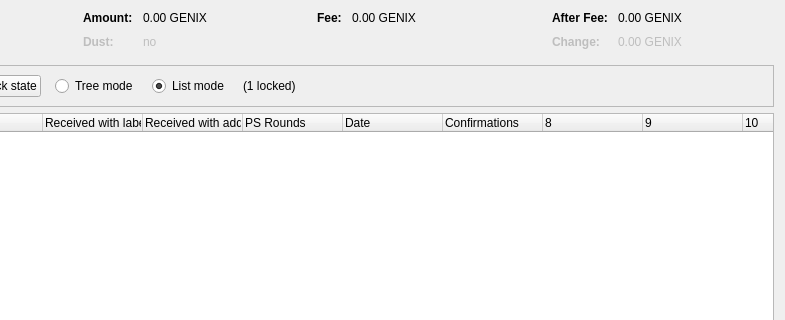
genix-project/genix, file src/qt/forms/coincontroldialog.ui: the form before one commit; both pictures show x 169 to 954 and y 0 to 320 of the 954 by 500 pixel window.
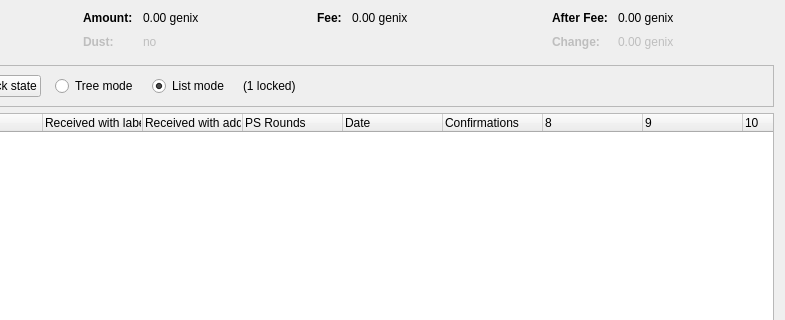
The form after the commit. Custom widgets are drawn as their Qt base class.

The edit to the form file:
```diff
--- a/src/qt/forms/coincontroldialog.ui
+++ b/src/qt/forms/coincontroldialog.ui
@@ -132,7 +132,7 @@
           <enum>Qt::ActionsContextMenu</enum>
          </property>
          <property name="text">
-          <string notr="true">0.00 GENIX</string>
+          <string notr="true">0.00 genix</string>
          </property>
          <property name="textInteractionFlags">
           <set>Qt::LinksAccessibleByMouse|Qt::TextSelectableByKeyboard|Qt::TextSelectableByMouse</set>
@@ -212,7 +212,7 @@
           <enum>Qt::ActionsContextMenu</enum>
          </property>
          <property name="text">
-          <string notr="true">0.00 GENIX</string>
+          <string notr="true">0.00 genix</string>
          </property>
          <property name="textInteractionFlags">
           <set>Qt::LinksAccessibleByMouse|Qt::TextSelectableByKeyboard|Qt::TextSelectableByMouse</set>
@@ -257,7 +257,7 @@
           <enum>Qt::ActionsContextMenu</enum>
          </property>
          <property name="text">
-          <string notr="true">0.00 GENIX</string>
+          <string notr="true">0.00 genix</string>
          </property>
          <property name="textInteractionFlags">
           <set>Qt::LinksAccessibleByMouse|Qt::TextSelectableByKeyboard|Qt::TextSelectableByMouse</set>
@@ -292,7 +292,7 @@
           <enum>Qt::ActionsContextMenu</enum>
          </property>
          <property name="text">
-          <string notr="true">0.00 GENIX</string>
+          <string notr="true">0.00 genix</string>
          </property>
          <property name="textInteractionFlags">
           <set>Qt::LinksAccessibleByMouse|Qt::TextSelectableByKeyboard|Qt::TextSelectableByMouse</set>
```
